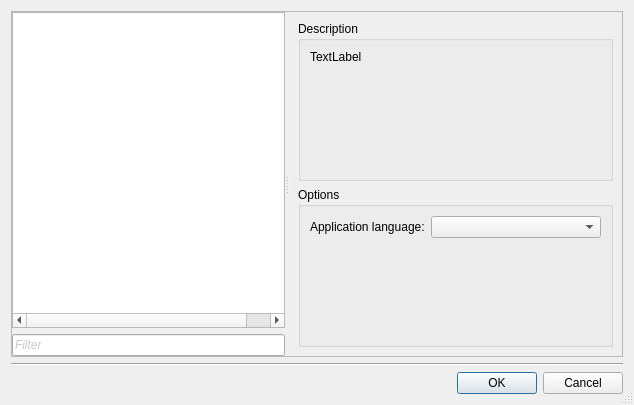
Old version of the form ui/SettingsDialog.ui in the repository ImageProcessing-ElectronicPublications/scantailor-deviant.
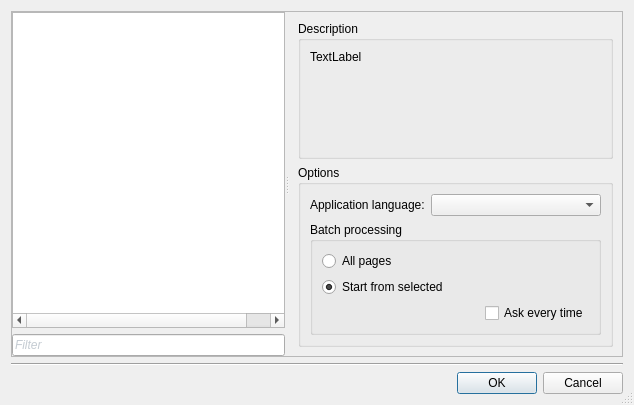
New version of the form. The open tabs and pages were chosen to show the change. Custom widgets are drawn as their Qt base class.

Commit message:
Setting for Start Batch Process dialog
plus some fixes for Picture Shape defaults setting.

Patch:
```diff
--- a/ui/SettingsDialog.ui
+++ b/ui/SettingsDialog.ui
@@ -236,6 +236,59 @@
              </property>
             </widget>
            </item>
+           <item row="1" column="0" colspan="2">
+            <widget class="QGroupBox" name="groupBox">
+             <property name="title">
+              <string>Batch processing</string>
+             </property>
+             <layout class="QVBoxLayout" name="verticalLayout_55">
+              <item>
+               <widget class="QRadioButton" name="startBatchProcessingDlgAllPages">
+                <property name="text">
+                 <string>All pages</string>
+                </property>
+                <property name="checked">
+                 <bool>false</bool>
+                </property>
+               </widget>
+              </item>
+              <item>
+               <widget class="QRadioButton" name="startBatchProcessingDlgFromSelected">
+                <property name="text">
+                 <string>Start from selected</string>
+                </property>
+                <property name="checked">
+                 <bool>true</bool>
+                </property>
+               </widget>
+              </item>
+              <item>
+               <layout class="QHBoxLayout" name="horizontalLayout_5">
+                <item>
+                 <spacer name="horizontalSpacer_5">
+                  <property name="orientation">
+                   <enum>Qt::Horizontal</enum>
+                  </property>
+                  <property name="sizeHint" stdset="0">
+                   <size>
+                    <width>40</width>
+                    <height>20</height>
+                   </size>
+                  </property>
+                 </spacer>
+                </item>
+                <item>
+                 <widget class="QCheckBox" name="showStartBatchProcessingDlg">
+                  <property name="text">
+                   <string>Ask every time</string>
+                  </property>
+                 </widget>
+                </item>
+               </layout>
+              </item>
+             </layout>
+            </widget>
+           </item>
           </layout>
          </widget>
         </item>
```
Left out of the diff: 8 changed lines with no effect on the pictures. The commit also changes 4 other files.
